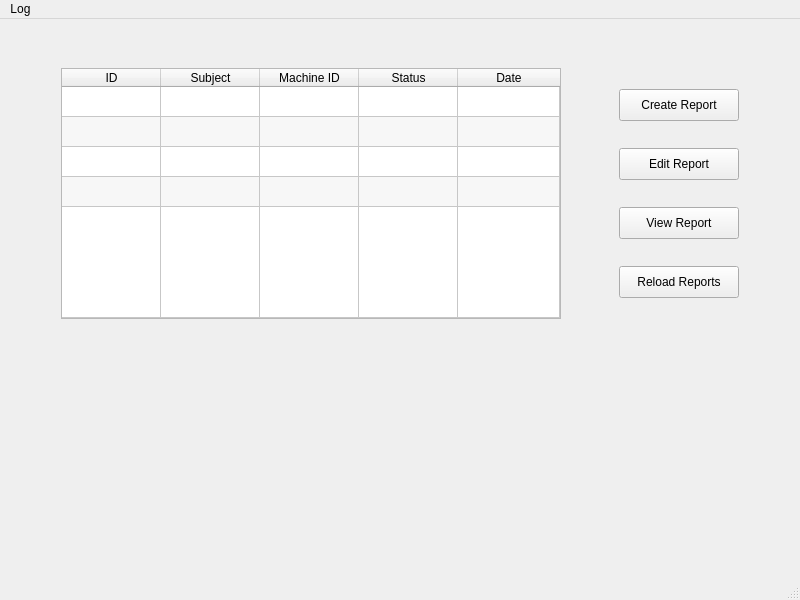
Old version of the form CSCN73030-Faculties/logsWindow.ui in the repository connorkurtz95/-CSCN73030-Faculties.
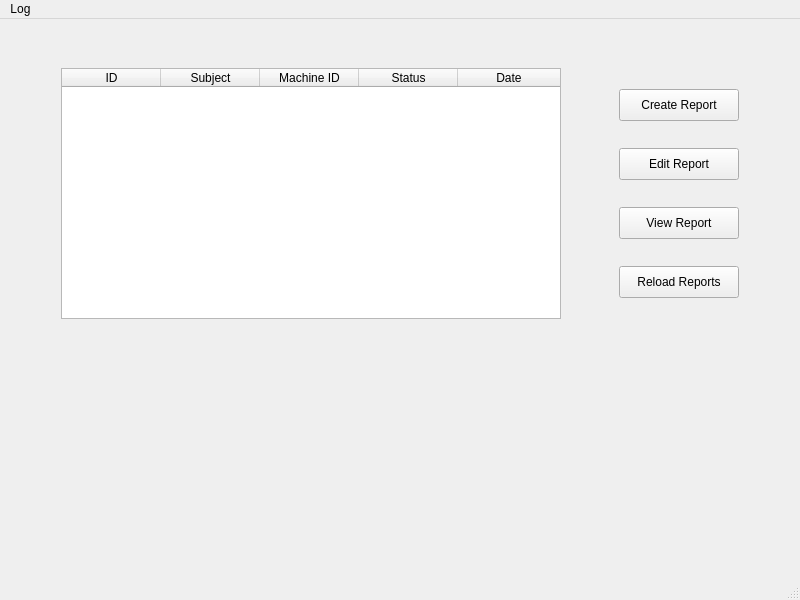
New version of the form.

```diff
--- a/CSCN73030-Faculties/logsWindow.ui
+++ b/CSCN73030-Faculties/logsWindow.ui
@@ -66,7 +66,7 @@
        <enum>QAbstractItemView::SelectionBehavior::SelectRows</enum>
       </property>
       <property name="rowCount">
-       <number>5</number>
+       <number>0</number>
       </property>
       <property name="columnCount">
        <number>5</number>
@@ -104,11 +104,6 @@
       <attribute name="verticalHeaderStretchLastSection">
        <bool>true</bool>
       </attribute>
-      <row/>
-      <row/>
-      <row/>
-      <row/>
-      <row/>
       <column>
        <property name="text">
         <string>ID</string>
```
Left out of the diff: 2 changed lines with no effect on the pictures.
